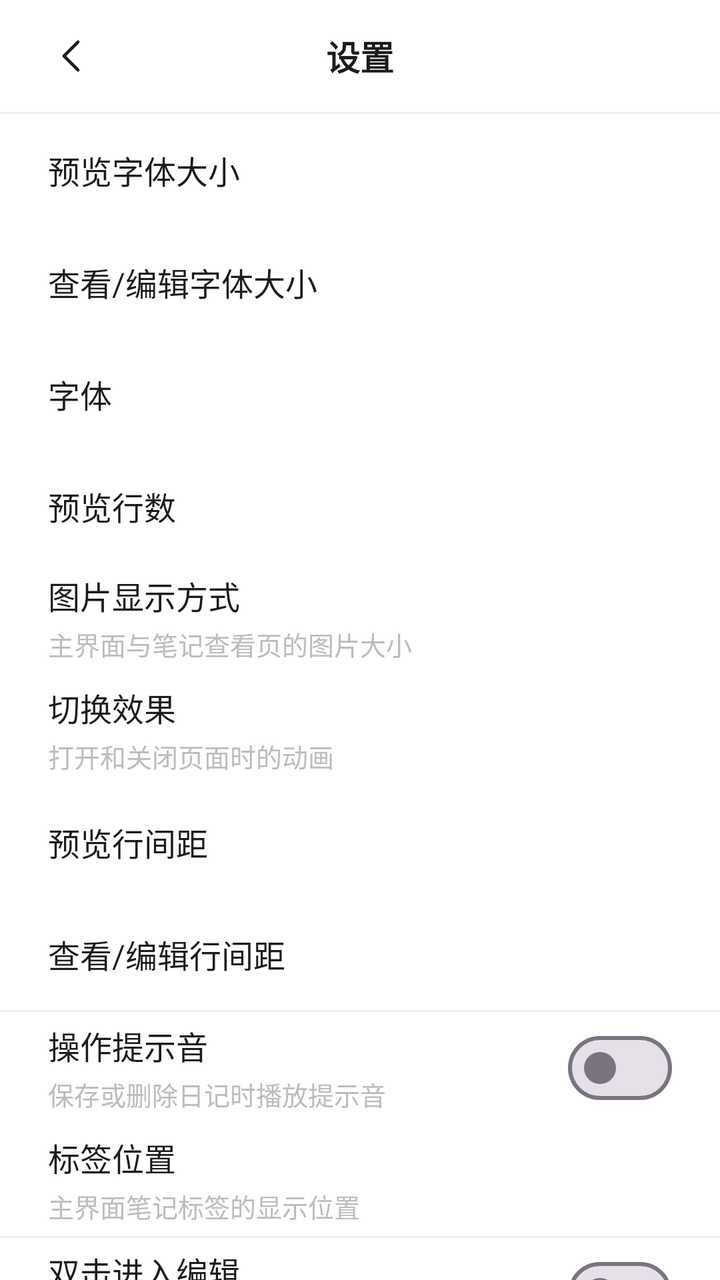
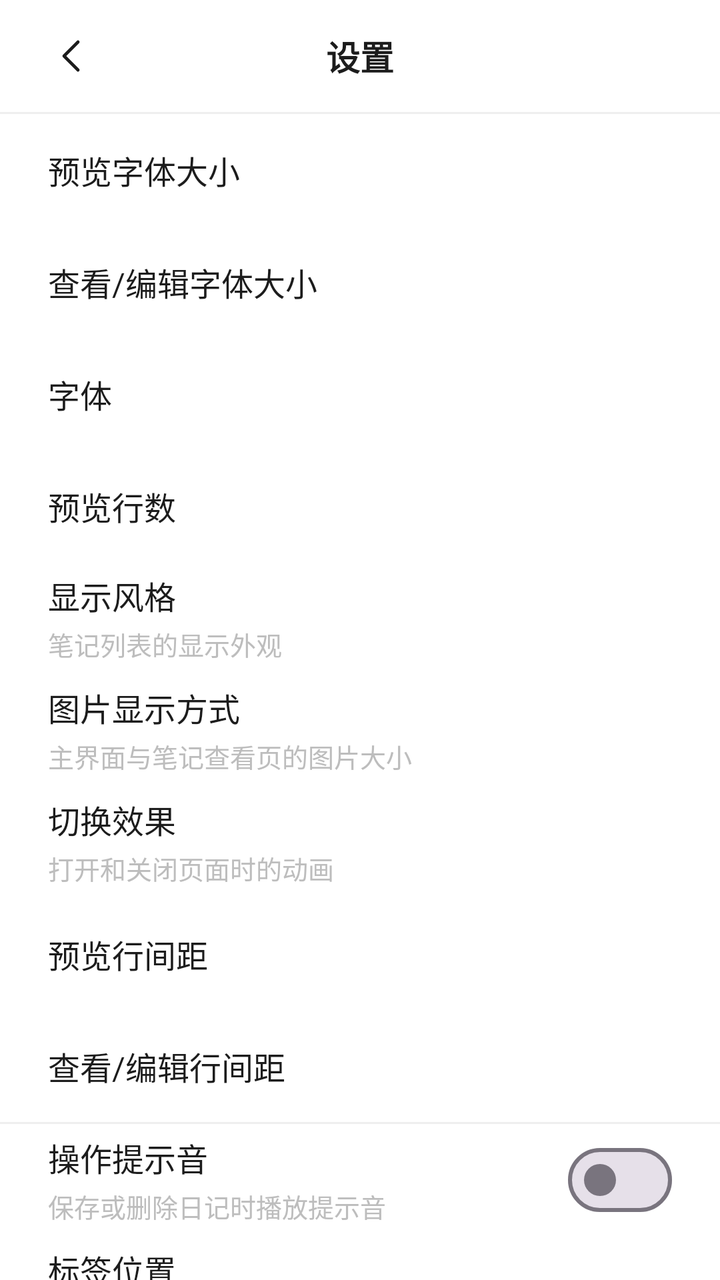

An Android layout rendered at two revisions. The XML below is the earlier revision; the diff shows what the commit changed to produce the second picture.
<!-- AndroidManifest.xml: application theme Theme.WuDiary -->
<!-- res/layout/activity_settings.xml -->
<?xml version="1.0" encoding="utf-8"?>
<LinearLayout xmlns:android="http://schemas.android.com/apk/res/android"
    android:layout_width="match_parent"
    android:layout_height="match_parent"
    android:background="@color/background"
    android:orientation="vertical">

    <FrameLayout
        android:layout_width="match_parent"
        android:layout_height="56dp">

        <ImageButton
            android:id="@+id/btnBack"
            android:layout_width="48dp"
            android:layout_height="48dp"
            android:layout_gravity="start|center_vertical"
            android:layout_marginStart="12dp"
            android:background="?attr/selectableItemBackgroundBorderless"
            android:contentDescription="@string/back"
            android:scaleType="centerInside"
            android:src="@drawable/ic_chevron_left" />

        <TextView
            android:layout_width="wrap_content"
            android:layout_height="wrap_content"
            android:layout_gravity="center"
            android:text="@string/settings"
            android:textColor="@color/text_primary"
            android:textSize="17sp"
            android:textStyle="bold" />
    </FrameLayout>

    <View
        android:layout_width="match_parent"
        android:layout_height="1dp"
        android:background="@color/divider" />

    <ScrollView
        android:layout_width="match_parent"
        android:layout_height="0dp"
        android:layout_weight="1"
        android:fillViewport="true"
        android:overScrollMode="never"
        android:scrollbars="none">

        <LinearLayout
            android:layout_width="match_parent"
            android:layout_height="wrap_content"
            android:orientation="vertical"
            android:paddingBottom="24dp">

    <LinearLayout
        android:id="@+id/rowFontSize"
        android:layout_width="match_parent"
        android:layout_height="56dp"
        android:background="?attr/selectableItemBackground"
        android:clickable="true"
        android:focusable="true"
        android:gravity="center_vertical"
        android:orientation="horizontal"
        android:paddingHorizontal="24dp">

        <TextView
            android:layout_width="0dp"
            android:layout_height="wrap_content"
            android:layout_weight="1"
            android:text="@string/font_size"
            android:textColor="@color/text_primary"
            android:textSize="16sp" />

        <TextView
            android:id="@+id/textFontValue"
            android:layout_width="wrap_content"
            android:layout_height="wrap_content"
            android:textColor="@color/text_secondary"
            android:textSize="15sp" />
    </LinearLayout>

    <LinearLayout
        android:id="@+id/rowReadingFontSize"
        android:layout_width="match_parent"
        android:layout_height="56dp"
        android:background="?attr/selectableItemBackground"
        android:clickable="true"
        android:focusable="true"
        android:gravity="center_vertical"
        android:orientation="horizontal"
        android:paddingHorizontal="24dp">

        <TextView
            android:layout_width="0dp"
            android:layout_height="wrap_content"
            android:layout_weight="1"
            android:text="@string/reading_font_size"
            android:textColor="@color/text_primary"
            android:textSize="16sp" />

        <TextView
            android:id="@+id/textReadingFontValue"
            android:layout_width="wrap_content"
            android:layout_height="wrap_content"
            android:textColor="@color/text_secondary"
            android:textSize="15sp" />
    </LinearLayout>

    <LinearLayout
        android:id="@+id/rowFontFamily"
        android:layout_width="match_parent"
        android:layout_height="56dp"
        android:background="?attr/selectableItemBackground"
        android:clickable="true"
        android:focusable="true"
        android:gravity="center_vertical"
        android:orientation="horizontal"
        android:paddingHorizontal="24dp">

        <TextView
            android:layout_width="0dp"
            android:layout_height="wrap_content"
            android:layout_weight="1"
            android:text="@string/font_family"
            android:textColor="@color/text_primary"
            android:textSize="16sp" />

        <TextView
            android:id="@+id/textFontFamilyValue"
            android:layout_width="wrap_content"
            android:layout_height="wrap_content"
            android:textColor="@color/text_secondary"
            android:textSize="15sp" />
    </LinearLayout>

    <LinearLayout
        android:id="@+id/rowPreviewLines"
        android:layout_width="match_parent"
        android:layout_height="56dp"
        android:background="?attr/selectableItemBackground"
        android:clickable="true"
        android:focusable="true"
        android:gravity="center_vertical"
        android:orientation="horizontal"
        android:paddingHorizontal="24dp">

        <TextView
            android:layout_width="0dp"
            android:layout_height="wrap_content"
            android:layout_weight="1"
            android:text="@string/preview_lines"
            android:textColor="@color/text_primary"
            android:textSize="16sp" />

        <TextView
            android:id="@+id/textPreviewValue"
            android:layout_width="wrap_content"
            android:layout_height="wrap_content"
            android:textColor="@color/text_secondary"
            android:textSize="15sp" />
    </LinearLayout>

    <LinearLayout
        android:id="@+id/rowImageStyle"
        android:layout_width="match_parent"
        android:layout_height="56dp"
        android:background="?attr/selectableItemBackground"
        android:clickable="true"
        android:focusable="true"
        android:gravity="center_vertical"
        android:orientation="horizontal"
        android:paddingHorizontal="24dp">

        <LinearLayout
            android:layout_width="0dp"
            android:layout_height="wrap_content"
            android:layout_weight="1"
            android:orientation="vertical">

            <TextView
                android:layout_width="wrap_content"
                android:layout_height="wrap_content"
                android:text="@string/image_style"
                android:textColor="@color/text_primary"
                android:textSize="16sp" />

            <TextView
                android:layout_width="wrap_content"
                android:layout_height="wrap_content"
                android:layout_marginTop="3dp"
                android:text="@string/image_style_desc"
                android:textColor="@color/text_secondary"
                android:textSize="13sp" />
        </LinearLayout>

        <TextView
            android:id="@+id/textImageStyleValue"
            android:layout_width="wrap_content"
            android:layout_height="wrap_content"
            android:textColor="@color/text_secondary"
            android:textSize="15sp" />
    </LinearLayout>

    <LinearLayout
        android:id="@+id/rowTransitionStyle"
        android:layout_width="match_parent"
        android:layout_height="56dp"
        android:background="?attr/selectableItemBackground"
        android:clickable="true"
        android:focusable="true"
        android:gravity="center_vertical"
        android:orientation="horizontal"
        android:paddingHorizontal="24dp">

        <LinearLayout
            android:layout_width="0dp"
            android:layout_height="wrap_content"
            android:layout_weight="1"
            android:orientation="vertical">

            <TextView
                android:layout_width="wrap_content"
                android:layout_height="wrap_content"
                android:text="@string/transition_style"
                android:textColor="@color/text_primary"
                android:textSize="16sp" />

            <TextView
                android:layout_width="wrap_content"
                android:layout_height="wrap_content"
                android:layout_marginTop="3dp"
                android:text="@string/transition_style_desc"
                android:textColor="@color/text_secondary"
                android:textSize="13sp" />
        </LinearLayout>

        <TextView
            android:id="@+id/textTransitionStyleValue"
            android:layout_width="wrap_content"
            android:layout_height="wrap_content"
            android:textColor="@color/text_secondary"
            android:textSize="15sp" />
    </LinearLayout>

    <LinearLayout
        android:id="@+id/rowLineSpacing"
        android:layout_width="match_parent"
        android:layout_height="56dp"
        android:background="?attr/selectableItemBackground"
        android:clickable="true"
        android:focusable="true"
        android:gravity="center_vertical"
        android:orientation="horizontal"
        android:paddingHorizontal="24dp">

        <TextView
            android:layout_width="0dp"
            android:layout_height="wrap_content"
            android:layout_weight="1"
            android:text="@string/line_spacing"
            android:textColor="@color/text_primary"
            android:textSize="16sp" />

        <TextView
            android:id="@+id/textLineSpacingValue"
            android:layout_width="wrap_content"
            android:layout_height="wrap_content"
            android:textColor="@color/text_secondary"
            android:textSize="15sp" />
    </LinearLayout>

    <LinearLayout
        android:id="@+id/rowReadingLineSpacing"
        android:layout_width="match_parent"
        android:layout_height="56dp"
        android:background="?attr/selectableItemBackground"
        android:clickable="true"
        android:focusable="true"
        android:gravity="center_vertical"
        android:orientation="horizontal"
        android:paddingHorizontal="24dp">

        <TextView
            android:layout_width="0dp"
            android:layout_height="wrap_content"
            android:layout_weight="1"
            android:text="@string/reading_line_spacing"
            android:textColor="@color/text_primary"
            android:textSize="16sp" />

        <TextView
            android:id="@+id/textReadingLineSpacingValue"
            android:layout_width="wrap_content"
            android:layout_height="wrap_content"
            android:textColor="@color/text_secondary"
            android:textSize="15sp" />
    </LinearLayout>

    <View
        android:layout_width="match_parent"
        android:layout_height="1dp"
        android:background="@color/divider" />

    <LinearLayout
        android:id="@+id/rowSound"
        android:layout_width="match_parent"
        android:layout_height="56dp"
        android:background="?attr/selectableItemBackground"
        android:clickable="true"
        android:focusable="true"
        android:gravity="center_vertical"
        android:orientation="horizontal"
        android:paddingHorizontal="24dp">

        <LinearLayout
            android:layout_width="0dp"
            android:layout_height="wrap_content"
            android:layout_weight="1"
            android:orientation="vertical">

            <TextView
                android:layout_width="wrap_content"
                android:layout_height="wrap_content"
                android:text="@string/sound_feedback"
                android:textColor="@color/text_primary"
                android:textSize="16sp" />

            <TextView
                android:layout_width="wrap_content"
                android:layout_height="wrap_content"
                android:layout_marginTop="3dp"
                android:text="@string/sound_feedback_desc"
                android:textColor="@color/text_secondary"
                android:textSize="13sp" />
        </LinearLayout>

        <com.google.android.material.materialswitch.MaterialSwitch
            android:id="@+id/switchSound"
            android:layout_width="wrap_content"
            android:layout_height="wrap_content"
            android:clickable="false"
            android:focusable="false" />
    </LinearLayout>

    <LinearLayout
        android:id="@+id/rowPreviewTags"
        android:layout_width="match_parent"
        android:layout_height="56dp"
        android:background="?attr/selectableItemBackground"
        android:clickable="true"
        android:focusable="true"
        android:gravity="center_vertical"
        android:orientation="horizontal"
        android:paddingHorizontal="24dp">

        <LinearLayout
            android:layout_width="0dp"
            android:layout_height="wrap_content"
            android:layout_weight="1"
            android:orientation="vertical">

            <TextView
                android:layout_width="wrap_content"
                android:layout_height="wrap_content"
                android:text="@string/preview_tags"
                android:textColor="@color/text_primary"
                android:textSize="16sp" />

            <TextView
                android:layout_width="wrap_content"
                android:layout_height="wrap_content"
                android:layout_marginTop="3dp"
                android:text="@string/preview_tags_desc"
                android:textColor="@color/text_secondary"
                android:textSize="13sp" />
        </LinearLayout>

        <TextView
            android:id="@+id/textTagStyleValue"
            android:layout_width="wrap_content"
            android:layout_height="wrap_content"
            android:textColor="@color/text_secondary"
            android:textSize="15sp" />
    </LinearLayout>

    <View
        android:layout_width="match_parent"
        android:layout_height="1dp"
        android:background="@color/divider" />

    <LinearLayout
        android:id="@+id/rowDoubleTap"
        android:layout_width="match_parent"
        android:layout_height="56dp"
        android:background="?attr/selectableItemBackground"
        android:clickable="true"
        android:focusable="true"
        android:gravity="center_vertical"
        android:orientation="horizontal"
        android:paddingHorizontal="24dp">

        <LinearLayout
            android:layout_width="0dp"
            android:layout_height="wrap_content"
            android:layout_weight="1"
            android:orientation="vertical">

            <TextView
                android:layout_width="wrap_content"
                android:layout_height="wrap_content"
                android:text="@string/double_tap_edit"
                android:textColor="@color/text_primary"
                android:textSize="16sp" />

            <TextView
                android:layout_width="wrap_content"
                android:layout_height="wrap_content"
                android:layout_marginTop="3dp"
                android:text="@string/double_tap_edit_desc"
                android:textColor="@color/text_secondary"
                android:textSize="13sp" />
        </LinearLayout>

        <com.google.android.material.materialswitch.MaterialSwitch
            android:id="@+id/switchDoubleTap"
            android:layout_width="wrap_content"
            android:layout_height="wrap_content"
            android:clickable="false"
            android:focusable="false" />
    </LinearLayout>

    <View
        android:layout_width="match_parent"
        android:layout_height="1dp"
        android:background="@color/divider" />

    <LinearLayout
        android:id="@+id/rowStorage"
        android:layout_width="match_parent"
        android:layout_height="wrap_content"
        android:background="?attr/selectableItemBackground"
        android:clickable="true"
        android:focusable="true"
        android:orientation="vertical"
        android:paddingHorizontal="24dp"
        android:paddingVertical="14dp">

        <TextView
            android:layout_width="wrap_content"
            android:layout_height="wrap_content"
            android:text="@string/storage_location"
            android:textColor="@color/text_primary"
            android:textSize="16sp" />

        <TextView
            android:layout_width="wrap_content"
            android:layout_height="wrap_content"
            android:layout_marginTop="3dp"
            android:text="@string/storage_location_desc"
            android:textColor="@color/text_secondary"
            android:textSize="13sp" />

        <TextView
            android:id="@+id/textStorageValue"
            android:layout_width="match_parent"
            android:layout_height="wrap_content"
            android:layout_marginTop="4dp"
            android:ellipsize="middle"
            android:maxLines="1"
            android:textColor="@color/text_secondary"
            android:textSize="13sp" />
    </LinearLayout>

    <View
        android:layout_width="match_parent"
        android:layout_height="1dp"
        android:background="@color/divider" />

    <LinearLayout
        android:id="@+id/rowExport"
        android:layout_width="match_parent"
        android:layout_height="wrap_content"
        android:background="?attr/selectableItemBackground"
        android:clickable="true"
        android:focusable="true"
        android:orientation="vertical"
        android:paddingHorizontal="24dp"
        android:paddingVertical="14dp">

        <TextView
            android:layout_width="wrap_content"
            android:layout_height="wrap_content"
            android:text="@string/backup_export"
            android:textColor="@color/text_primary"
            android:textSize="16sp" />

        <TextView
            android:layout_width="wrap_content"
            android:layout_height="wrap_content"
            android:layout_marginTop="3dp"
            android:text="@string/backup_export_desc"
            android:textColor="@color/text_secondary"
            android:textSize="13sp" />
    </LinearLayout>

    <View
        android:layout_width="match_parent"
        android:layout_height="1dp"
        android:background="@color/divider" />

    <LinearLayout
        android:id="@+id/rowImport"
        android:layout_width="match_parent"
        android:layout_height="wrap_content"
        android:background="?attr/selectableItemBackground"
        android:clickable="true"
        android:focusable="true"
        android:orientation="vertical"
        android:paddingHorizontal="24dp"
        android:paddingVertical="14dp">

        <TextView
            android:layout_width="wrap_content"
            android:layout_height="wrap_content"
            android:text="@string/backup_import"
            android:textColor="@color/text_primary"
            android:textSize="16sp" />

        <TextView
            android:layout_width="wrap_content"
            android:layout_height="wrap_content"
            android:layout_marginTop="3dp"
            android:text="@string/backup_import_desc"
            android:textColor="@color/text_secondary"
            android:textSize="13sp" />
    </LinearLayout>

    <View
        android:layout_width="match_parent"
        android:layout_height="1dp"
        android:background="@color/divider" />

        </LinearLayout>
    </ScrollView>

</LinearLayout>
<!-- resources referenced by this layout -->
<resources>
  <color name="background">#FFFFFF</color>
  <color name="divider">#EFEFEF</color>
  <color name="text_primary">#1C1C1C</color>
  <color name="text_secondary">#BDBDBD</color>
  <!-- drawable ic_chevron_left (drawable) -->
  <?xml version="1.0" encoding="utf-8"?>
  <vector xmlns:android="http://schemas.android.com/apk/res/android"
      android:width="24dp"
      android:height="24dp"
      android:viewportWidth="24"
      android:viewportHeight="24">
      <path
          android:fillColor="#00000000"
          android:pathData="M15,5 L8,12 L15,19"
          android:strokeColor="#1C1C1C"
          android:strokeLineCap="round"
          android:strokeLineJoin="round"
          android:strokeWidth="1.6" />
  </vector>
  <string name="back">返回</string>
  <string name="backup_export">导出笔记</string>
  <string name="backup_export_desc">导出为 zip（Diary/notes/年-月-日.md + Diary/files）</string>
  <string name="backup_import">导入笔记</string>
  <string name="backup_import_desc">从 zip 备份中恢复笔记与图片</string>
  <string name="double_tap_edit">双击进入编辑</string>
  <string name="double_tap_edit_desc">在笔记浏览页双击可直接编辑</string>
  <string name="font_family">字体</string>
  <string name="font_size">预览字体大小</string>
  <string name="image_style">图片显示方式</string>
  <string name="image_style_desc">主界面与笔记查看页的图片大小</string>
  <string name="line_spacing">预览行间距</string>
  <string name="preview_lines">预览行数</string>
  <string name="preview_tags">标签位置</string>
  <string name="preview_tags_desc">主界面笔记标签的显示位置</string>
  <string name="reading_font_size">查看/编辑字体大小</string>
  <string name="reading_line_spacing">查看/编辑行间距</string>
  <string name="settings">设置</string>
  <string name="sound_feedback">操作提示音</string>
  <string name="sound_feedback_desc">保存或删除日记时播放提示音</string>
  <string name="storage_location">笔记存储位置</string>
  <string name="storage_location_desc">笔记以 Markdown 保存到所选文件夹的 Diary/notes，图片存到 Diary/files</string>
  <string name="transition_style">切换效果</string>
  <string name="transition_style_desc">打开和关闭页面时的动画</string>
  <style name="Theme.WuDiary" parent="Theme.Material3.Light.NoActionBar">
          <item name="colorPrimary">@color/primary</item>
          <item name="colorOnPrimary">@android:color/white</item>
          <item name="colorSurface">@color/surface</item>
          <item name="android:windowBackground">@color/background</item>
          <item name="android:statusBarColor">@color/background</item>
          <item name="android:windowLightStatusBar">true</item>
          <item name="android:navigationBarColor">@color/background</item>
          
          <item name="alertDialogTheme">@style/Theme.WuDiary.Dialog</item>
          <item name="android:alertDialogTheme">@style/Theme.WuDiary.Dialog</item>
      </style>
  <color name="primary">#1C1C1C</color>
  <color name="surface">#FFFFFF</color>
  <style name="Theme.WuDiary.Dialog" parent="Theme.MaterialComponents.Light.Dialog.Alert">
          <item name="android:windowBackground">@drawable/bg_dialog</item>
          <item name="android:backgroundDimAmount">0.3</item>
          <item name="colorPrimary">@color/primary</item>
          <item name="colorOnPrimary">@android:color/white</item>
          <item name="colorSurface">@color/surface</item>
          <item name="android:textColorPrimary">@color/text_primary</item>
          <item name="android:textColorSecondary">@color/text_secondary</item>
      </style>
  <!-- drawable bg_dialog (drawable) -->
  <?xml version="1.0" encoding="utf-8"?>
  <shape xmlns:android="http://schemas.android.com/apk/res/android"
      android:shape="rectangle">
      <solid android:color="@color/surface" />
      <corners android:radius="22dp" />
  </shape>
</resources>

<!-- the commit's change to res/layout/activity_settings.xml (unified diff, before → after) -->
@@ -158,6 +158,47 @@
     </LinearLayout>
 
     <LinearLayout
+        android:id="@+id/rowDisplayStyle"
+        android:layout_width="match_parent"
+        android:layout_height="56dp"
+        android:background="?attr/selectableItemBackground"
+        android:clickable="true"
+        android:focusable="true"
+        android:gravity="center_vertical"
+        android:orientation="horizontal"
+        android:paddingHorizontal="24dp">
+
+        <LinearLayout
+            android:layout_width="0dp"
+            android:layout_height="wrap_content"
+            android:layout_weight="1"
+            android:orientation="vertical">
+
+            <TextView
+                android:layout_width="wrap_content"
+                android:layout_height="wrap_content"
+                android:text="@string/display_style"
+                android:textColor="@color/text_primary"
+                android:textSize="16sp" />
+
+            <TextView
+                android:layout_width="wrap_content"
+                android:layout_height="wrap_content"
+                android:layout_marginTop="3dp"
+                android:text="@string/display_style_desc"
+                android:textColor="@color/text_secondary"
+                android:textSize="13sp" />
+        </LinearLayout>
+
+        <TextView
+            android:id="@+id/textDisplayStyleValue"
+            android:layout_width="wrap_content"
+            android:layout_height="wrap_content"
+            android:textColor="@color/text_secondary"
+            android:textSize="15sp" />
+    </LinearLayout>
+
+    <LinearLayout
         android:id="@+id/rowImageStyle"
         android:layout_width="match_parent"
         android:layout_height="56dp"
<!-- resource entries referenced after the edit -->
@@ -24,6 +24,8 @@
   <string name="backup_export_desc">导出为 zip（Diary/notes/年-月-日.md + Diary/files）</string>
   <string name="backup_import">导入笔记</string>
   <string name="backup_import_desc">从 zip 备份中恢复笔记与图片</string>
+  <string name="display_style">显示风格</string>
+  <string name="display_style_desc">笔记列表的显示外观</string>
   <string name="double_tap_edit">双击进入编辑</string>
   <string name="double_tap_edit_desc">在笔记浏览页双击可直接编辑</string>
   <string name="font_family">字体</string>
